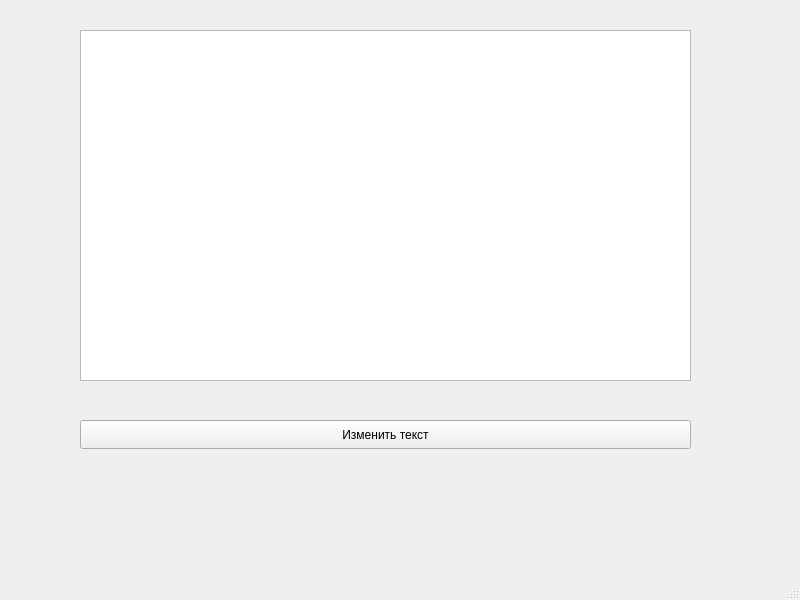
AlenaUlanova/Homework2-QT, file mainwindow.ui: the form before one commit.
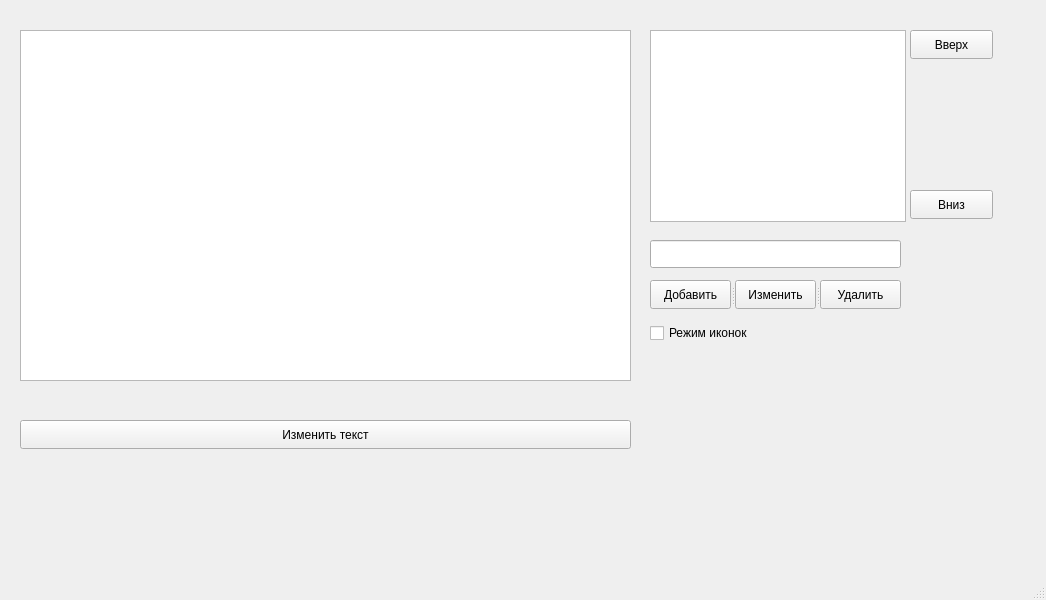
The form after the commit.

```diff
--- a/mainwindow.ui
+++ b/mainwindow.ui
@@ -6,7 +6,7 @@
    <rect>
     <x>0</x>
     <y>0</y>
-    <width>800</width>
+    <width>1046</width>
     <height>600</height>
    </rect>
   </property>
@@ -17,7 +17,7 @@
    <widget class="QPlainTextEdit" name="plainTextEdit1">
     <property name="geometry">
      <rect>
-      <x>80</x>
+      <x>20</x>
       <y>30</y>
       <width>611</width>
       <height>351</height>
@@ -27,7 +27,7 @@
    <widget class="QPushButton" name="pushButton">
     <property name="geometry">
      <rect>
-      <x>80</x>
+      <x>20</x>
       <y>420</y>
       <width>611</width>
       <height>29</height>
@@ -37,6 +37,93 @@
      <string>Изменить текст</string>
     </property>
    </widget>
+   <widget class="QLineEdit" name="lineEdit">
+    <property name="geometry">
+     <rect>
+      <x>650</x>
+      <y>240</y>
+      <width>251</width>
+      <height>28</height>
+     </rect>
+    </property>
+   </widget>
+   <widget class="QPushButton" name="upPushButton">
+    <property name="geometry">
+     <rect>
+      <x>910</x>
+      <y>30</y>
+      <width>83</width>
+      <height>29</height>
+     </rect>
+    </property>
+    <property name="text">
+     <string>Вверх</string>
+    </property>
+   </widget>
+   <widget class="QPushButton" name="downPushButton">
+    <property name="geometry">
+     <rect>
+      <x>910</x>
+      <y>190</y>
+      <width>83</width>
+      <height>29</height>
+     </rect>
+    </property>
+    <property name="text">
+     <string>Вниз</string>
+    </property>
+   </widget>
+   <widget class="QListWidget" name="listWidget">
+    <property name="geometry">
+     <rect>
+      <x>650</x>
+      <y>30</y>
+      <width>256</width>
+      <height>192</height>
+     </rect>
+    </property>
+   </widget>
+   <widget class="QCheckBox" name="checkBox">
+    <property name="geometry">
+     <rect>
+      <x>650</x>
+      <y>320</y>
+      <width>251</width>
+      <height>26</height>
+     </rect>
+    </property>
+    <property name="text">
+     <string>Режим иконок</string>
+    </property>
+   </widget>
+   <widget class="QSplitter" name="splitter">
+    <property name="geometry">
+     <rect>
+      <x>650</x>
+      <y>280</y>
+      <width>251</width>
+      <height>29</height>
+     </rect>
+    </property>
+    <property name="orientation">
+     <enum>Qt::Horizontal</enum>
+    </property>
+    <widget class="QPushButton" name="addPushButton">
+     <property name="text">
+      <string>Добавить</string>
+     </property>
+    </widget>
+    <widget class="QPushButton" name="editPushButton">
+     <property name="text">
+      <string>Изменить</string>
+     </property>
+    </widget>
+    <widget class="QPushButton" name="deletePushButton">
+     <property name="text">
+      <string>Удалить</string>
+     </property>
+    </widget>
+   </widget>
   </widget>
   <widget class="QMenuBar" name="menubar">
    <property name="geometry">
```
Left out of the diff: 2 changed lines with no effect on the pictures.
